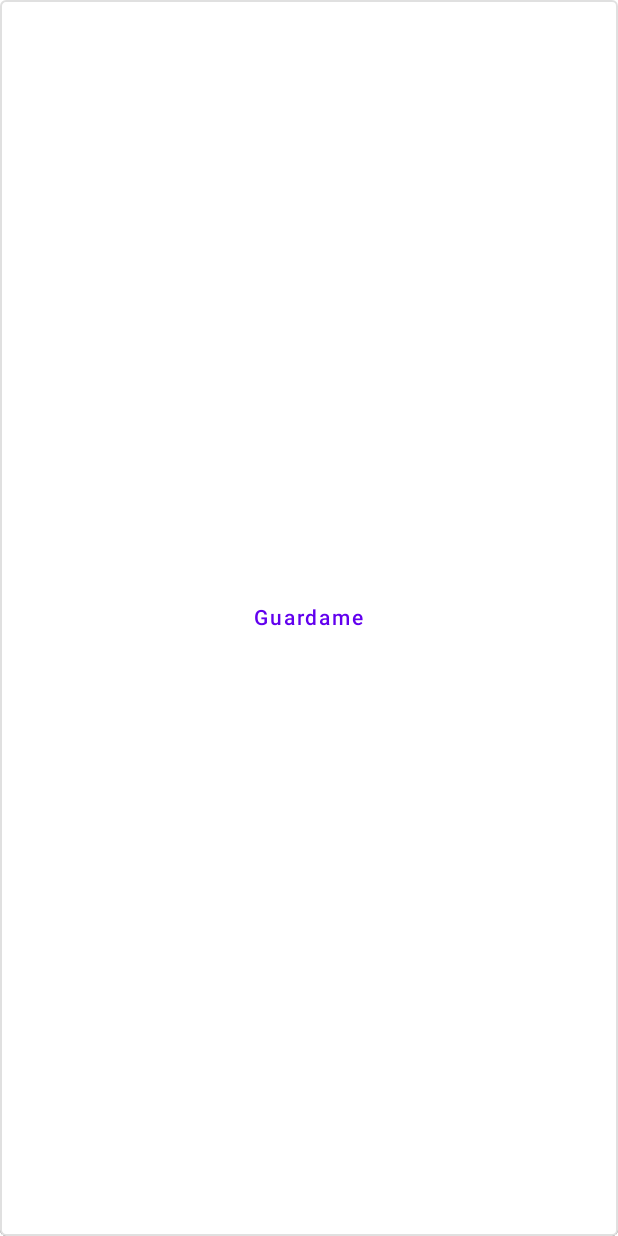
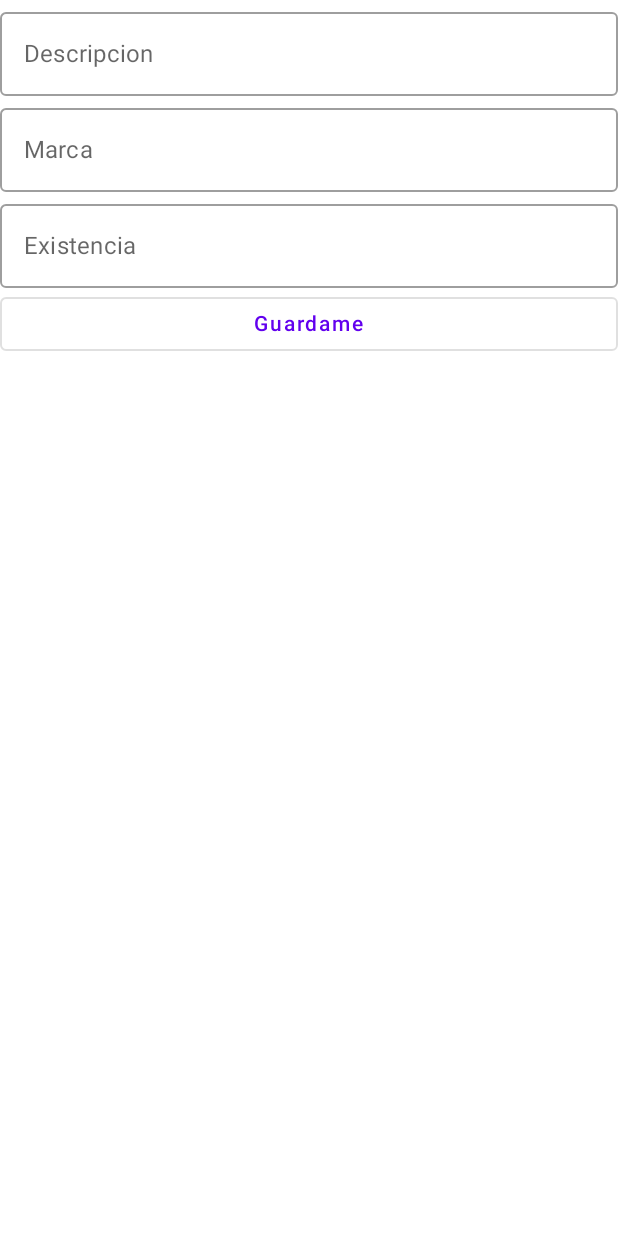
Before and after one commit to JeisonR23/Parcial1_Jeison, an Android app built with Jetpack Compose: the RegistroArticuloScreen screen opened through its navigation route, on a phone screen of 412 x 824 dp. Run offline under Robolectric (Android 15) with nearby library versions, the phone set to English and light mode, and no system bars; our stand-ins replace Dagger/Hilt's generated code, Room's generated code; 3 statements that could not run were skipped.

```diff
--- a/app/src/main/java/edu/ucne/parcial1_jeison/ui/examen/RegistroArticuloScreen.kt
+++ b/app/src/main/java/edu/ucne/parcial1_jeison/ui/examen/RegistroArticuloScreen.kt
@@ -18,29 +18,32 @@ fun RegistroArticuloScreen(
     Column(modifier = Modifier.fillMaxWidth()) {
 
         OutlinedTextField(
-            value = viewModel.descripcion
-            , onValueChange ={viewModel.descripcion = it},
-         label = { Text(text = "Descripcion")},
-        modifier = Modifier.fillMaxWidth())
-    }
-    OutlinedTextField(
-        value = viewModel.marca
-        , onValueChange ={viewModel.marca = it},
-        label = { Text(text = "Marca")},
-        modifier = Modifier.fillMaxWidth())
+            value = viewModel.descripcion, onValueChange = { viewModel.descripcion = it },
+            label = { Text(text = "Descripcion") },
+            modifier = Modifier.fillMaxWidth()
+        )
 
         OutlinedTextField(
-        value = viewModel.existencia
-        , onValueChange ={viewModel.existencia = it},
-        label = { Text(text = "Existencia")},
-        modifier = Modifier.fillMaxWidth())
+            value = viewModel.marca, onValueChange = { viewModel.marca = it },
+            label = { Text(text = "Marca") },
+            modifier = Modifier.fillMaxWidth()
+        )
 
+        OutlinedTextField(
+            value = viewModel.existencia, onValueChange = { viewModel.existencia = it },
+            label = { Text(text = "Existencia") },
+            modifier = Modifier.fillMaxWidth()
+        )
 
-
-    OutlinedButton(onClick = {
+        OutlinedButton(modifier = Modifier.fillMaxWidth(),
+            onClick = {
                 viewModel.Guardar()
                 navHostController.navigateUp()
             }) {
             Text(text = "Guardame")
         }
+
     }
+
+
+}
```
Also changed, not shown: app/src/main/java/edu/ucne/parcial1_jeison/ui/examen/ConsultaArticuloScreen.kt (+11 -5 lines). Lines whose indentation alone changed are shown as unchanged.
